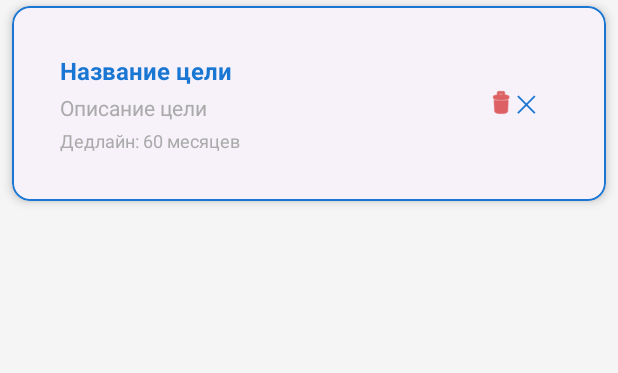
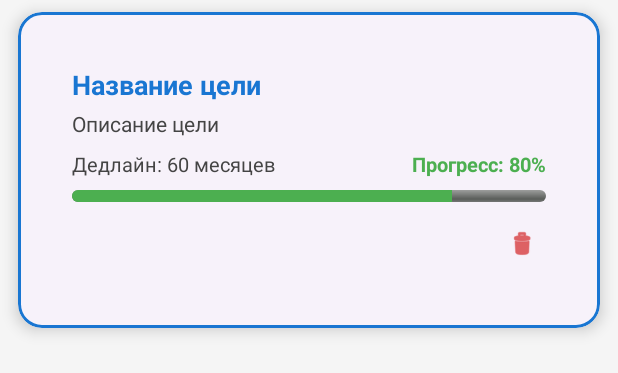
Before and after one commit to RobotAvi/MoneyGame, an Android app: the layout item_financial_goal.xml on its own in the app's theme, with its tools: preview values and no code run, on a phone screen of 412 x 824 dp. Shown: the top 373 px of the screen. Run offline under Robolectric (Android 15) with nearby library versions, the phone set to English and light mode, and no system bars.

Commit message:
Refactor financial goal item layout with improved design and progress tracking
Co-authored-by: g7702457 <g7702457@crk.umn.edu>

```diff
--- a/app/src/main/res/layout/item_financial_goal.xml
+++ b/app/src/main/res/layout/item_financial_goal.xml
@@ -4,32 +4,25 @@
     xmlns:app="http://schemas.android.com/apk/res-auto"
     android:layout_width="match_parent"
     android:layout_height="wrap_content"
-    android:layout_marginHorizontal="8dp"
-    android:layout_marginVertical="4dp"
-    app:cardCornerRadius="12dp"
-    app:cardElevation="4dp"
-    app:strokeWidth="1dp"
+    android:layout_marginHorizontal="12dp"
+    android:layout_marginVertical="8dp"
+    app:cardCornerRadius="16dp"
+    app:cardElevation="6dp"
+    app:strokeWidth="2dp"
     app:strokeColor="@color/primary_color">
 
     <LinearLayout
         android:layout_width="match_parent"
         android:layout_height="wrap_content"
-        android:orientation="horizontal"
-        android:padding="16dp"
-        android:gravity="center_vertical">
-
-        <LinearLayout
-            android:layout_width="0dp"
-            android:layout_height="wrap_content"
-            android:layout_weight="1"
-            android:orientation="vertical">
+        android:orientation="vertical"
+        android:padding="20dp">
 
         <TextView
             android:id="@+id/tvGoalName"
             android:layout_width="wrap_content"
             android:layout_height="wrap_content"
             android:text="Название цели"
-                android:textSize="16sp"
+            android:textSize="18sp"
             android:textStyle="bold"
             android:textColor="@color/primary_color"
             android:layout_marginBottom="4dp" />
@@ -40,31 +33,57 @@
             android:layout_height="wrap_content"
             android:text="Описание цели"
             android:textSize="14sp"
-                android:textColor="@android:color/darker_gray"
-                android:layout_marginBottom="4dp" />
+            android:textColor="@color/text_secondary"
+            android:layout_marginBottom="8dp" />
 
+        <LinearLayout
+            android:layout_width="match_parent"
+            android:layout_height="wrap_content"
+            android:orientation="horizontal"
+            android:layout_marginBottom="8dp">
             <TextView
                 android:id="@+id/tvGoalDeadline"
+                android:layout_width="0dp"
+                android:layout_height="wrap_content"
+                android:layout_weight="1"
+                android:text="Дедлайн: 60 месяцев"
+                android:textSize="13sp"
+                android:textColor="@color/text_secondary" />
+            <TextView
+                android:id="@+id/tvGoalProgress"
                 android:layout_width="wrap_content"
                 android:layout_height="wrap_content"
-                android:text="Дедлайн: 60 месяцев"
-                android:textSize="12sp"
-                android:textColor="@android:color/darker_gray" />
-
+                android:text="Прогресс: 80%"
+                android:textSize="13sp"
+                android:textColor="@color/success_color"
+                android:textStyle="bold" />
         </LinearLayout>
 
+        <ProgressBar
+            android:id="@+id/progressGoal"
+            style="@android:style/Widget.ProgressBar.Horizontal"
+            android:layout_width="match_parent"
+            android:layout_height="8dp"
+            android:progress="80"
+            android:max="100"
+            android:progressTint="@color/success_color"
+            android:backgroundTint="@color/primary_color_light"
+            android:layout_marginBottom="8dp" />
+
+        <LinearLayout
+            android:layout_width="match_parent"
+            android:layout_height="wrap_content"
+            android:orientation="horizontal"
+            android:gravity="end">
             <com.google.android.material.button.MaterialButton
                 android:id="@+id/btnRemoveGoal"
-            android:layout_width="wrap_content"
-            android:layout_height="wrap_content"
+                android:layout_width="40dp"
+                android:layout_height="40dp"
                 android:text="✕"
                 android:textSize="16sp"
-            android:minWidth="40dp"
-            android:minHeight="40dp"
                 style="@style/Widget.Material3.Button.IconButton"
                 app:icon="@android:drawable/ic_menu_delete"
                 app:iconTint="@android:color/holo_red_dark" />
-
         </LinearLayout>
-
+    </LinearLayout>
 </com.google.android.material.card.MaterialCardView>
```
Lines whose indentation alone changed are shown as unchanged.
